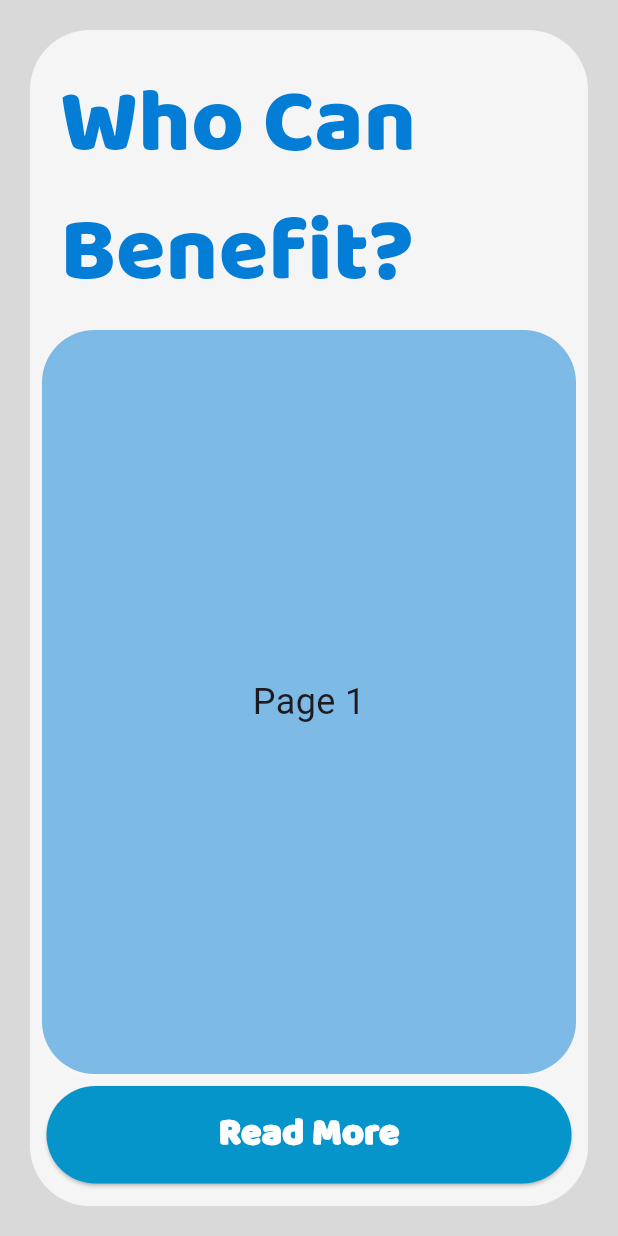
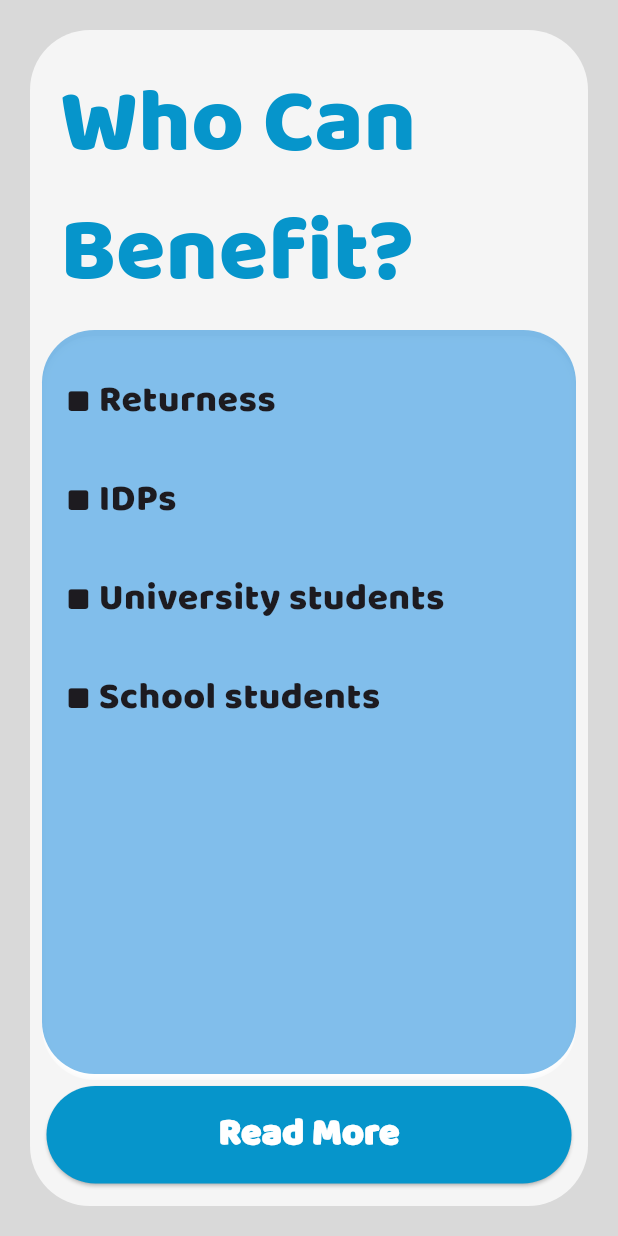
Before and after one commit to HamidSaliqa/code4fun, a Flutter app: the WhoCanBenefit screen opened directly, on a phone screen of 412 x 824 dp. Run offline on Flutter 3.47's test engine with Material 3 defaults, Android fonts, the light colour scheme and no system bars; our stand-ins replace flutter_image_slideshow.

Commit message:
درست کردن لیست ویو و اضاه کردن متن

```diff
--- a/lib/who_can_benefit.dart
+++ b/lib/who_can_benefit.dart
@@ -32,7 +32,7 @@ class WhoCanBenefit extends StatelessWidget {
                         style: TextStyle(
                             fontFamily: "CustomFont",
                             fontSize: 60,
-                            color: Color.fromRGBO(3, 125, 214, 1)),
+                            color: Color.fromARGB(255, 6, 149, 203)),
                       ),
                     ),
 
@@ -41,22 +41,44 @@ class WhoCanBenefit extends StatelessWidget {
                       child: Padding(
                         padding: const EdgeInsets.all(8.0),
                         child: Container(
+                          width: double.infinity,
                           decoration: BoxDecoration(
                             borderRadius: BorderRadius.circular(35),
                             color: Color.fromRGBO(3, 125, 214, 0.5),
-                              boxShadow: [
+                            boxShadow: const [
                               BoxShadow(
                                 blurStyle: BlurStyle.inner,
                                 blurRadius: 4,
                                 spreadRadius: 0,
                                 offset: Offset(0, 4),
-                                color: Colors.white12)
-                              ]),
-                          child: Center(
-                            child: Text(
-                              'Page 1',
-                              style: TextStyle(fontSize: 24),
+                                color: Colors.white,
+                              )
+                            ],
                           ),
+                          child: ListView(
+                            padding: EdgeInsets.symmetric(horizontal: 16),
+                            children: [
+                              SizedBox(height: 30),
+                              Text(
+                                "■ Returness",
+                                style: TextStyle(fontFamily: "CustomFont", fontSize: 25),
+                              ),
+                              SizedBox(height: 30),
+                              Text(
+                                "■ IDPs",
+                                style: TextStyle(fontFamily: "CustomFont", fontSize: 25),
+                              ),
+                              SizedBox(height:30),
+                              Text(
+                                "■ University students",
+                                style: TextStyle(fontFamily: "CustomFont", fontSize: 25),
+                              ),
+                              SizedBox(height: 30),
+                              Text(
+                                "■ School students",
+                                style: TextStyle(fontFamily: "CustomFont", fontSize: 25),
+                              ),
+                            ],
                           ),
                         ),
                       ),
```
Lines whose indentation alone changed are shown as unchanged.
